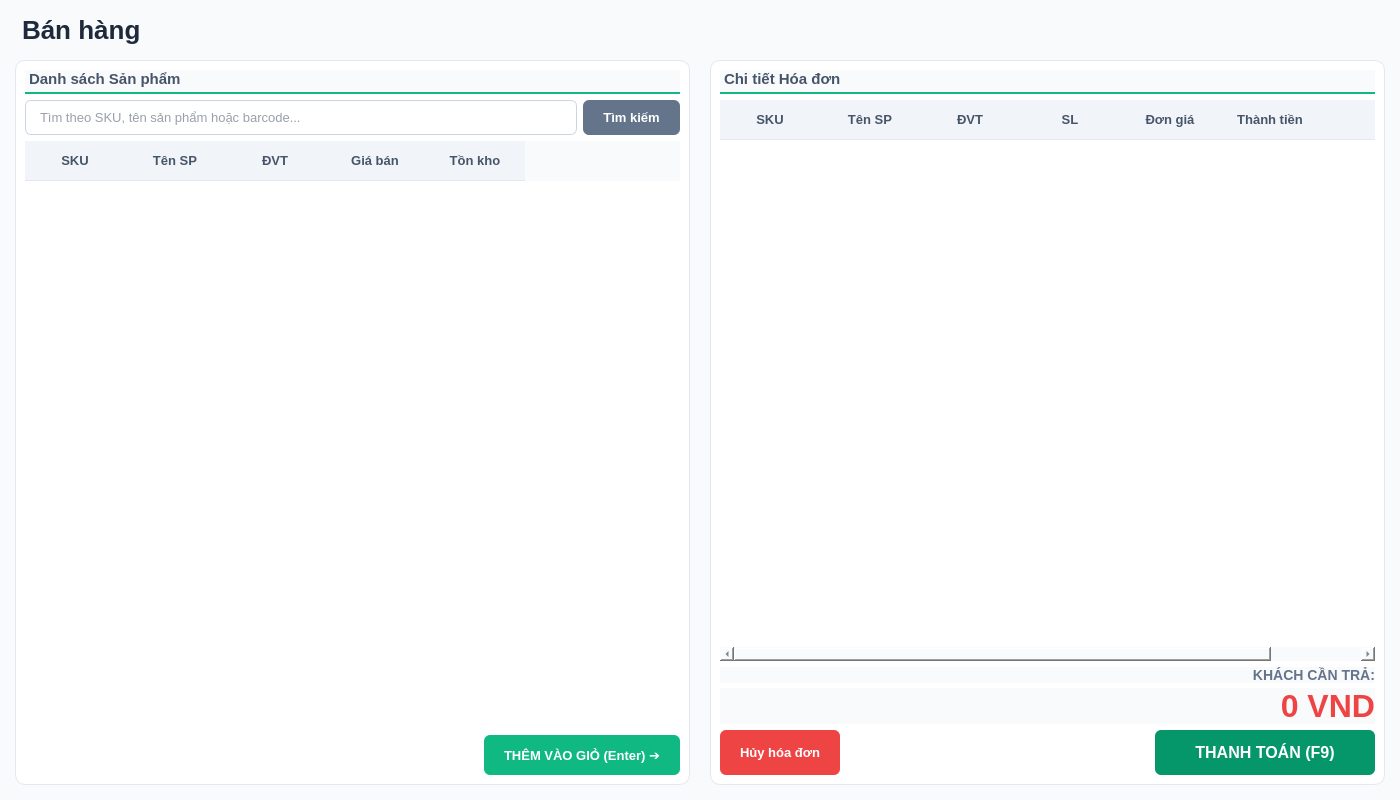
The window that app/modules/sale/ui/views/sales_management.ui (minhtoan3131/stationpos-python-coursework-basic) describes before a commit, drawn with Qt 5.
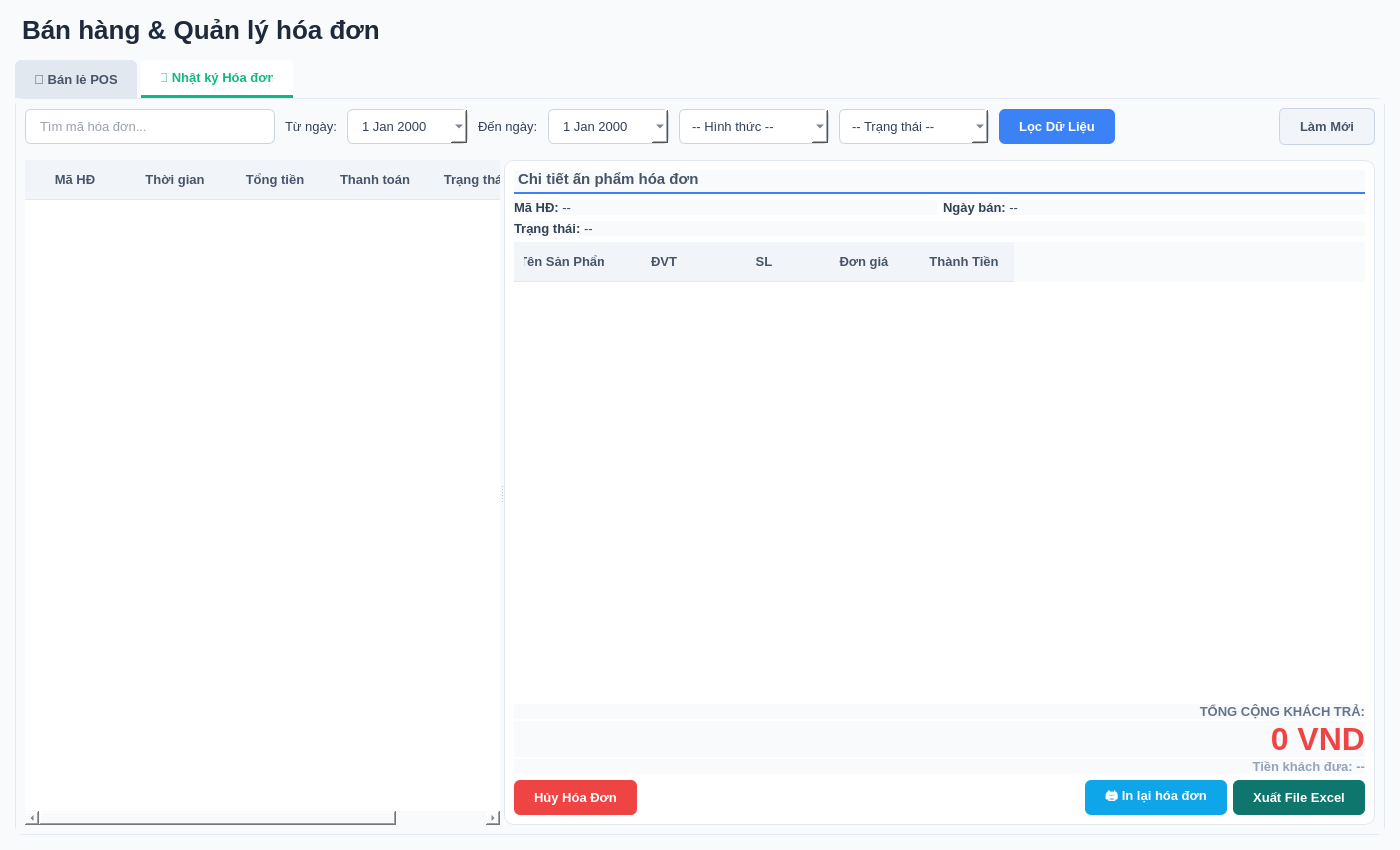
The same window after the commit. The open tabs and pages were chosen to show the change.

Diff of the .ui file:
```diff
--- a/app/modules/sale/ui/views/sales_management.ui
+++ b/app/modules/sale/ui/views/sales_management.ui
@@ -7,7 +7,7 @@
     <x>0</x>
     <y>0</y>
     <width>1400</width>
-    <height>800</height>
+    <height>850</height>
    </rect>
   </property>
   <property name="windowTitle">
@@ -15,7 +15,7 @@
   </property>
   <property name="styleSheet">
    <string notr="true">
-    /* Cấu trúc nền tảng Enterprise POS */
+    /* Nền tảng Enterprise POS */
     QWidget {
         background-color: #f8fafc;
         font-family: 'Segoe UI', 'Roboto', sans-serif;
@@ -36,7 +36,8 @@
         padding-bottom: 5px;
     }
 
-    QLabel#lbl_sub_left, QLabel#lbl_sub_right {
+    /* Tiêu đề các cột/khung */
+    QLabel#lbl_sub_left, QLabel#lbl_sub_right, QLabel#lbl_sub_history_sales {
         font-size: 15px;
         font-weight: 700;
         color: #475569;
@@ -45,7 +46,12 @@
         padding-bottom: 4px;
     }
 
-    QLineEdit {
+    /* Riêng tab Lịch sử dùng màu xanh dương để phân biệt với POS */
+    QLabel#lbl_sub_history_sales {
+        border-bottom: 2px solid #3b82f6;
+    }
+
+    QLineEdit, QComboBox, QDateEdit {
         padding: 8px 12px;
         border: 1px solid #cbd5e1;
         border-radius: 6px;
@@ -74,46 +80,42 @@
         border-bottom: 1px solid #e2e8f0;
     }
 
-    /* Styling cho QSpinBox khi chèn vào bảng giỏ hàng */
-    QSpinBox {
-        border: 1px solid #cbd5e1;
-        border-radius: 4px;
-        padding: 2px;
-        background-color: #ffffff;
-        min-width: 50px;
-    }
-    QSpinBox:focus {
-        border: 1px solid #10b981;
-        background-color: #f0fdf4;
-    }
-
     QPushButton {
         padding: 10px 20px;
         border-radius: 6px;
         font-weight: bold;
     }
 
+    /* Buttons cho POS (Màu xanh lá) */
     QPushButton#btn_search { background-color: #64748b; color: white; }
     QPushButton#btn_add_to_cart { background-color: #10b981; color: white; border: none; }
-    QPushButton#btn_add_to_cart:hover { background-color: #059669; }
-
-    QPushButton#btn_cancel_bill { background-color: #ef4444; color: white; border: none; }
-    QPushButton#btn_cancel_bill:hover { background-color: #dc2626; }
-
     QPushButton#btn_checkout { background-color: #059669; color: white; border: none; font-size: 16px; }
     QPushButton#btn_checkout:hover { background-color: #047857; }
 
-    QLabel#lbl_total_bill {
+    /* Buttons cho Lịch sử (Màu xanh dương) */
+    QPushButton#btn_filter_invoice { background-color: #3b82f6; color: white; border: none; }
+    QPushButton#btn_reprint_invoice { background-color: #0ea5e9; color: white; border: none; }
+    QPushButton#btn_export_invoice_excel { background-color: #0f766e; color: white; border: none; }
+
+    /* Button Hủy (Màu đỏ) */
+    QPushButton#btn_cancel_bill, QPushButton#btn_cancel_invoice { background-color: #ef4444; color: white; border: none; }
+
+    QLabel#lbl_total_bill, QLabel#lbl_detail_total_value {
         font-size: 32px;
         font-weight: 900;
         color: #ef4444;
     }
 
-    QLabel#lbl_total_text {
-        font-size: 14px;
-        font-weight: bold;
-        color: #64748b;
+    /* Giao diện Tab Widget hiện đại */
+    QTabWidget::tab-bar { alignment: left; }
+    QTabWidget::pane { border: 1px solid #e2e8f0; background: #ffffff; border-radius: 8px; }
+    QTabBar::tab {
+        background: #e2e8f0; color: #475569; padding: 10px 20px; font-weight: bold;
+        border-top-left-radius: 6px; border-top-right-radius: 6px; margin-right: 4px;
     }
+    QTabBar::tab:selected { background: #ffffff; color: #10b981; border-bottom: 3px solid #10b981; }
+
+    /* Tab Lịch sử có thể đổi màu indicator sang xanh dương nếu muốn bằng code, ở đây mặc định theo POS */
    </string>
   </property>
   <layout class="QVBoxLayout" name="verticalLayout_main">
@@ -135,11 +137,20 @@
    <item>
     <widget class="QLabel" name="lbl_title">
      <property name="text">
-      <string>Bán hàng</string>
+      <string>Bán hàng &amp; Quản lý hóa đơn</string>
      </property>
     </widget>
    </item>
    <item>
+    <widget class="QTabWidget" name="tabWidget_sales">
+     <property name="currentIndex">
+      <number>0</number>
+     </property>
+
+     <widget class="QWidget" name="tab_pos">
+      <attribute name="title">
+       <string>🛒 Bán lẻ POS</string>
+      </attribute>
     <layout class="QHBoxLayout" name="horizontalLayout_content" stretch="1,1">
      <property name="spacing">
       <number>20</number>
@@ -372,6 +383,283 @@
       </widget>
      </item>
     </layout>
+     </widget>
+
+     <widget class="QWidget" name="tab_invoice_history">
+      <attribute name="title">
+       <string>📜 Nhật ký Hóa đơn</string>
+      </attribute>
+      <layout class="QVBoxLayout" name="verticalLayout_history">
+       <property name="spacing">
+        <number>15</number>
+       </property>
+       <item>
+        <layout class="QHBoxLayout" name="layout_filters_invoice">
+         <property name="spacing">
+          <number>10</number>
+         </property>
+         <item>
+          <widget class="QLineEdit" name="txt_search_invoice">
+           <property name="minimumSize">
+            <size>
+             <width>250</width>
+             <height>0</height>
+            </size>
+           </property>
+           <property name="placeholderText">
+            <string>Tìm mã hóa đơn...</string>
+           </property>
+          </widget>
+         </item>
+         <item>
+          <widget class="QLabel" name="lbl_date_from">
+           <property name="text">
+            <string>Từ ngày:</string>
+           </property>
+          </widget>
+         </item>
+         <item>
+          <widget class="QDateEdit" name="date_invoice_from">
+           <property name="calendarPopup">
+            <bool>true</bool>
+           </property>
+          </widget>
+         </item>
+         <item>
+          <widget class="QLabel" name="lbl_date_to">
+           <property name="text">
+            <string>Đến ngày:</string>
+           </property>
+          </widget>
+         </item>
+         <item>
+          <widget class="QDateEdit" name="date_invoice_to">
+           <property name="calendarPopup">
+            <bool>true</bool>
+           </property>
+          </widget>
+         </item>
+         <item>
+          <widget class="QComboBox" name="cbo_payment_method_filter">
+           <property name="minimumSize">
+            <size>
+             <width>150</width>
+             <height>0</height>
+            </size>
+           </property>
+           <item>
+            <property name="text">
+             <string>-- Hình thức --</string>
+            </property>
+           </item>
+           <item>
+            <property name="text">
+             <string>Tiền mặt</string>
+            </property>
+           </item>
+           <item>
+            <property name="text">
+             <string>Chuyển khoản</string>
+            </property>
+           </item>
+          </widget>
+         </item>
+         <item>
+          <widget class="QComboBox" name="cbo_status_invoice">
+           <property name="minimumSize">
+            <size>
+             <width>150</width>
+             <height>0</height>
+            </size>
+           </property>
+           <item>
+            <property name="text">
+             <string>-- Trạng thái --</string>
+            </property>
+           </item>
+           <item>
+            <property name="text">
+             <string>Hoàn thành</string>
+            </property>
+           </item>
+           <item>
+            <property name="text">
+             <string>Đã hủy</string>
+            </property>
+           </item>
+          </widget>
+         </item>
+         <item>
+          <widget class="QPushButton" name="btn_filter_invoice">
+           <property name="text">
+            <string>Lọc Dữ Liệu</string>
+           </property>
+          </widget>
+         </item>
+         <item>
+          <spacer name="spacer_filter_invoice">
+           <property name="orientation">
+            <enum>Qt::Horizontal</enum>
+           </property>
+           <property name="sizeHint" stdset="0">
+            <size>
+             <width>0</width>
+             <height>0</height>
+            </size>
+           </property>
+          </spacer>
+         </item>
+         <item>
+          <widget class="QPushButton" name="btn_reset_filter_invoice">
+           <property name="styleSheet">
+            <string notr="true">background-color: #f1f5f9; color: #475569; border: 1px solid #cbd5e1;</string>
+           </property>
+           <property name="text">
+            <string>Làm Mới</string>
+           </property>
+          </widget>
+         </item>
+        </layout>
+       </item>
+
+       <item>
+        <widget class="QSplitter" name="splitter_invoice">
+         <property name="orientation">
+          <enum>Qt::Horizontal</enum>
+         </property>
+
+         <widget class="QTableWidget" name="tbl_invoice_master">
+          <property name="selectionBehavior">
+           <enum>QAbstractItemView::SelectRows</enum>
+          </property>
+          <column><property name="text"><string>Mã HĐ</string></property></column>
+          <column><property name="text"><string>Thời gian</string></property></column>
+          <column><property name="text"><string>Tổng tiền</string></property></column>
+          <column><property name="text"><string>Thanh toán</string></property></column>
+          <column><property name="text"><string>Trạng thái</string></property></column>
+         </widget>
+
+         <widget class="QFrame" name="frame_invoice_detail">
+          <property name="styleSheet">
+           <string notr="true">
+            QFrame#frame_invoice_detail {
+                background-color: #ffffff;
+                border: 1px solid #e2e8f0;
+                border-radius: 10px;
+            }
+           </string>
+          </property>
+          <layout class="QVBoxLayout" name="verticalLayout_invoice_detail">
+           <property name="contentsMargins" stdset="0"><number>15</number></property>
+           <item>
+            <widget class="QLabel" name="lbl_sub_history_sales">
+             <property name="text">
+              <string>Chi tiết ấn phẩm hóa đơn</string>
+             </property>
+            </widget>
+           </item>
+
+           <item>
+            <layout class="QGridLayout" name="layout_invoice_meta">
+             <item row="0" column="0">
+              <widget class="QLabel" name="lbl_md_invoice_id">
+               <property name="text"><string>&lt;b&gt;Mã HĐ:&lt;/b&gt; --</string></property>
+              </widget>
+             </item>
+             <item row="0" column="1">
+              <widget class="QLabel" name="lbl_md_invoice_date">
+               <property name="text"><string>&lt;b&gt;Ngày bán:&lt;/b&gt; --</string></property>
+              </widget>
+             </item>
+             <item row="1" column="0" colspan="2">
+              <widget class="QLabel" name="lbl_md_invoice_status">
+               <property name="text"><string>&lt;b&gt;Trạng thái:&lt;/b&gt; --</string></property>
+              </widget>
+             </item>
+            </layout>
+           </item>
+
+           <item>
+            <widget class="QTableWidget" name="tbl_invoice_details">
+             <property name="selectionBehavior">
+              <enum>QAbstractItemView::SelectRows</enum>
+             </property>
+             <column><property name="text"><string>Tên Sản Phẩm</string></property></column>
+             <column><property name="text"><string>ĐVT</string></property></column>
+             <column><property name="text"><string>SL</string></property></column>
+             <column><property name="text"><string>Đơn giá</string></property></column>
+             <column><property name="text"><string>Thành Tiền</string></property></column>
+            </widget>
+           </item>
+
+           <item>
+            <layout class="QVBoxLayout" name="layout_detail_total_invoice">
+             <property name="spacing"><number>2</number></property>
+             <item>
+              <widget class="QLabel" name="lbl_detail_total_label">
+               <property name="styleSheet"><string notr="true">font-weight: bold; color: #64748b;</string></property>
+               <property name="text"><string>TỔNG CỘNG KHÁCH TRẢ:</string></property>
+               <property name="alignment"><set>Qt::AlignRight|Qt::AlignTrailing|Qt::AlignVCenter</set></property>
+              </widget>
+             </item>
+             <item>
+              <widget class="QLabel" name="lbl_detail_total_value">
+               <property name="text"><string>0 VND</string></property>
+               <property name="alignment"><set>Qt::AlignRight|Qt::AlignTrailing|Qt::AlignVCenter</set></property>
+              </widget>
+             </item>
+             <item>
+              <widget class="QLabel" name="lbl_detail_cash_received_label">
+               <property name="styleSheet"><string notr="true">font-weight: bold; color: #94a3b8; font-size: 13px;</string></property>
+               <property name="text"><string>Tiền khách đưa: --</string></property>
+               <property name="alignment"><set>Qt::AlignRight|Qt::AlignTrailing|Qt::AlignVCenter</set></property>
+              </widget>
+             </item>
+            </layout>
+           </item>
+
+           <item>
+            <layout class="QHBoxLayout" name="layout_detail_actions_invoice">
+             <item>
+              <widget class="QPushButton" name="btn_cancel_invoice">
+               <property name="minimumSize"><size><width>110</width><height>35</height></size></property>
+               <property name="text"><string>Hủy Hóa Đơn</string></property>
+              </widget>
+             </item>
+             <item>
+              <spacer name="spacer_history_btns">
+               <property name="orientation">
+                <enum>Qt::Horizontal</enum>
+               </property>
+               <property name="sizeHint" stdset="0">
+                <size>
+                 <width>40</width>
+                 <height>20</height>
+                </size>
+               </property>
+              </spacer>
+             </item>
+             <item>
+              <widget class="QPushButton" name="btn_reprint_invoice">
+               <property name="minimumSize"><size><width>120</width><height>35</height></size></property>
+               <property name="text"><string>🖨️ In lại hóa đơn</string></property>
+              </widget>
+             </item>
+             <item>
+              <widget class="QPushButton" name="btn_export_invoice_excel">
+               <property name="minimumSize"><size><width>120</width><height>35</height></size></property>
+               <property name="text"><string>Xuất File Excel</string></property>
+              </widget>
+             </item>
+            </layout>
+           </item>
+          </layout>
+         </widget>
+        </widget>
+       </item>
+      </layout>
+     </widget>
+    </widget>
    </item>
   </layout>
  </widget>
```
Left out of the diff: 3 changed lines with no effect on the pictures. Lines whose indentation alone changed are shown as unchanged.
